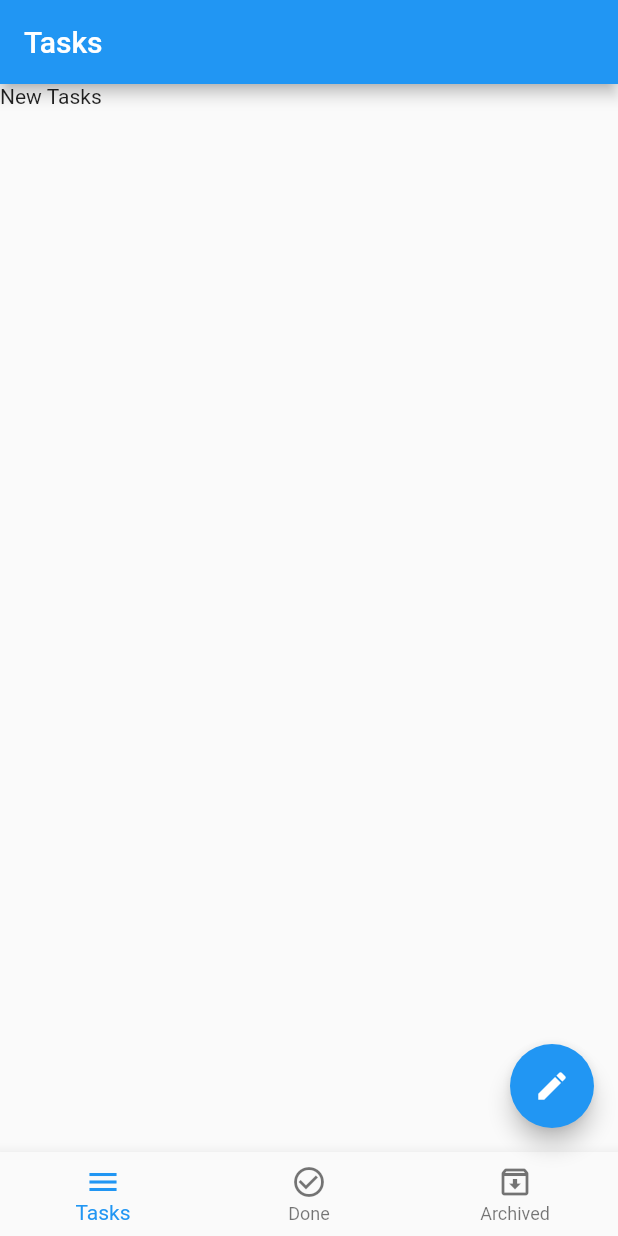
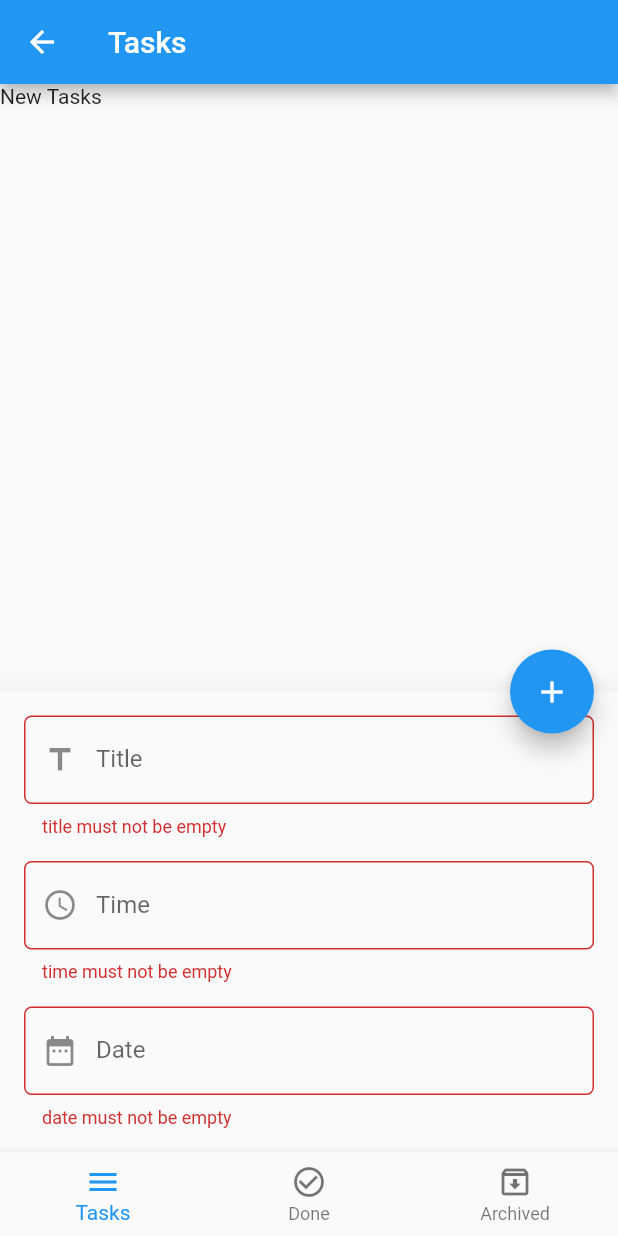
Before and after one commit to ahmedyehya92/udemy_flutter, a Flutter app: the screen it shows after launch, after a tap on the "edit" icon, after a tap on the "add" icon, on a phone screen of 412 x 824 dp. Run offline on Flutter 3.47's test engine with Material 2 defaults, Android fonts, the phone set to English and light mode, and no system bars; our stand-ins replace sqflite; missing offline and left inert: dart:ffi; accounts and stored records are empty.

Commit message:
insert to database with bottom sheet

```diff
--- a/lib/layout/home_layout.dart
+++ b/lib/layout/home_layout.dart
@@ -2,6 +2,7 @@ import 'dart:ffi';
 
 import 'package:flutter/cupertino.dart';
 import 'package:flutter/material.dart';
+import 'package:intl/intl.dart';
 import 'package:sqflite/sqflite.dart';
 import 'package:udemy_flutter/modules/new_tasks/new_tasks_screen.dart';
 
@@ -20,7 +21,11 @@ class _HomeLayoutState extends State<HomeLayout> {
   late Database database;
   int currentTabIndex = 0;
   var scaffoldKey = GlobalKey<ScaffoldState>();
+  var formKey = GlobalKey<FormState>();
   var isBottomSheetShown = false;
+  var titleController = TextEditingController();
+  var timeController = TextEditingController();
+  var dateController = TextEditingController();
   IconData fabIcon = Icons.edit;
   List<Widget> screens = [
     NewTasksScreen(),
@@ -55,24 +60,84 @@ class _HomeLayoutState extends State<HomeLayout> {
 
           if(isBottomSheetShown)
             {
+              if(formKey.currentState?.validate() == true) {
+                insertDatabase(titleController.text, dateController.text, timeController.text).then((value) {
                   Navigator.pop(context);
                   isBottomSheetShown = false;
                   setState(() {
                     fabIcon = Icons.edit;
                   });
+                });
+              }
             }
           else {
             scaffoldKey.currentState?.showBottomSheet((context) =>
                 Container(
                   width: double.infinity,
-                  height: 120.0,
-                  color: Colors.blue,
+                  padding: EdgeInsets.all(16.0),
+                  child: Form(
+                    key: formKey,
                     child: Column(
+                      mainAxisSize: MainAxisSize.min,
                       children: [
-                      defaultTextFormField('Title', )
+                        defaultTextFormField(
+                          labelText: 'Title',
+                          textController: titleController,
+                          inputType: TextInputType.text,
+                          validator: (text) {
+                            if(text?.isEmpty == true)
+                              return 'title must not be empty';
+                            return null;
+                          },
+                          icon: Icon(Icons.title)
+                        ),
+                        SizedBox(
+                          height: 16.0,
+                        ),
+                        defaultTextFormField(
+                            labelText: 'Time',
+                            onClick: (){
+                              showTimePicker(
+                                  context: context,
+                                  initialTime: TimeOfDay.now(),
+                              ).then((value) => timeController.text = value?.format(context) ?? '');
+                            },
+                            textController: timeController,
+                            inputType: TextInputType.datetime,
+                            validator: (text) {
+                              if(text?.isEmpty == true)
+                                return 'time must not be empty';
+                              return null;
+                            },
+                            icon: Icon(Icons.access_time)
+                        ),
+                        SizedBox(
+                          height: 16.0,
+                        ),
+                        defaultTextFormField(
+                            labelText: 'Date',
+                            onClick: (){
+                              showDatePicker(
+                                context: context,
+                                firstDate: DateTime.now(),
+                                initialDate: DateTime.now(),
+                                lastDate: DateTime.parse('2023-05-03'),
+                              ).then((value) => dateController.text = DateFormat.yMMMEd().format(value!));
+                            },
+                            textController: dateController,
+                            inputType: TextInputType.datetime,
+                            validator: (text) {
+                              if(text?.isEmpty == true)
+                                return 'date must not be empty';
+                              return null;
+                            },
+                            icon: Icon(Icons.date_range)
+                        )
                       ],
                     ),
-                )
+                  ),
+                ),
+              elevation: 20.0
             );
             isBottomSheetShown = true;
             setState(() {
@@ -168,11 +233,11 @@ class _HomeLayoutState extends State<HomeLayout> {
     );
   }
 
-  void insertDatabase(){
-    database.transaction((txn) {
-      return txn.rawInsert(
+  Future insertDatabase(String title, String date, String time) async{
+    return await database.transaction((txn) {
+      return  txn.rawInsert(
           'INSERT INTO tasks ''(title, date, time, status) '
-              'VALUES("First Task", "2022022", "165223221156", "new")')
+              'VALUES("$title", "$date", "$time", "new")')
           .then((value) { // value is inserted item id
           print('$value inserted success');
           }).catchError((error){
--- a/lib/shared/components/components.dart
+++ b/lib/shared/components/components.dart
@@ -35,12 +35,16 @@ Widget defaultTextFormField({
   TextInputType inputType = TextInputType.text,
   String? Function(String? value)? validator,
   bool secure = false,
-  double boarderRadius = 10.0,
+  double boarderRadius = 5.0,
   IconData? suffixIcon,
-  Function()? suffixPressed
+  Function()? suffixPressed,
+  Function()? onClick,
+  enabled = true
 }) =>
 TextFormField(
 controller: textController,
+enabled: enabled,
+onTap: onClick,
 validator: validator,
 obscureText: secure,
     keyboardType: inputType,
--- a/pubspec.yaml
+++ b/pubspec.yaml
@@ -35,6 +35,7 @@ dependencies:
   # Use with the CupertinoIcons class for iOS style icons.
   cupertino_icons: ^1.0.2
   sqflite:
+  intl: ^0.17.0
 
 dev_dependencies:
   flutter_test:
```
Also changed, not shown: pubspec.lock. Lines whose indentation alone changed are shown as unchanged.
